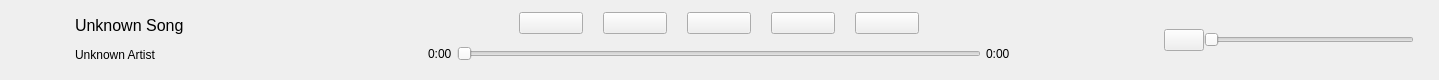
Before: the Qt Designer form src/frontend/controls.ui in MilanJzo/eda-mp3, drawn with Qt 5.
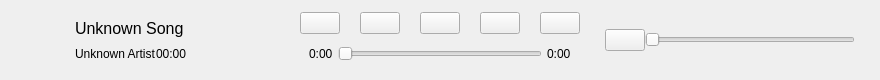
After: the same form once the commit is applied. Icons and pictures are not drawn.

Diff of the .ui file:
```diff
--- a/src/frontend/controls.ui
+++ b/src/frontend/controls.ui
@@ -6,7 +6,7 @@
    <rect>
     <x>0</x>
     <y>0</y>
-    <width>1439</width>
+    <width>862</width>
     <height>80</height>
    </rect>
   </property>
@@ -118,6 +118,12 @@
            </property>
            <item>
             <widget class="QLabel" name="title">
+             <property name="sizePolicy">
+              <sizepolicy hsizetype="Preferred" vsizetype="Fixed">
+               <horstretch>0</horstretch>
+               <verstretch>0</verstretch>
+              </sizepolicy>
+             </property>
              <property name="font">
               <font>
                <pointsize>12</pointsize>
@@ -129,10 +135,56 @@
             </widget>
            </item>
            <item>
-            <widget class="QLabel" name="artist">
-             <property name="text">
-              <string>Unknown Artist</string>
+            <widget class="QWidget" name="lowerRow" native="true">
+             <property name="sizePolicy">
+              <sizepolicy hsizetype="Preferred" vsizetype="Fixed">
+               <horstretch>0</horstretch>
+               <verstretch>0</verstretch>
+              </sizepolicy>
              </property>
+             <layout class="QHBoxLayout" name="lowerRowLayout">
+              <property name="spacing">
+               <number>0</number>
+              </property>
+              <property name="leftMargin">
+               <number>0</number>
+              </property>
+              <property name="topMargin">
+               <number>0</number>
+              </property>
+              <property name="rightMargin">
+               <number>0</number>
+              </property>
+              <property name="bottomMargin">
+               <number>0</number>
+              </property>
+              <item>
+               <widget class="QLabel" name="artist">
+                <property name="sizePolicy">
+                 <sizepolicy hsizetype="Fixed" vsizetype="Fixed">
+                  <horstretch>0</horstretch>
+                  <verstretch>0</verstretch>
+                 </sizepolicy>
+                </property>
+                <property name="text">
+                 <string>Unknown Artist</string>
+                </property>
+               </widget>
+              </item>
+              <item>
+               <widget class="QLabel" name="time">
+                <property name="sizePolicy">
+                 <sizepolicy hsizetype="Preferred" vsizetype="Fixed">
+                  <horstretch>0</horstretch>
+                  <verstretch>0</verstretch>
+                 </sizepolicy>
+                </property>
+                <property name="text">
+                 <string>00:00</string>
+                </property>
+               </widget>
+              </item>
+             </layout>
             </widget>
            </item>
           </layout>
```
